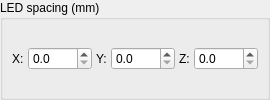
The window that ui/forms/SceneObjectSpacingPanel.ui (Wolfieeewolf/OpenRGB3DSpatialPlugin) describes before a commit, drawn with Qt 5.
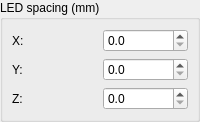
The same window after the commit.

Diff of the .ui file:
```diff
--- a/ui/forms/SceneObjectSpacingPanel.ui
+++ b/ui/forms/SceneObjectSpacingPanel.ui
@@ -25,7 +25,7 @@
      </property>
      <layout class="QGridLayout" name="spacingLayout">
       <property name="spacing">
-       <number>4</number>
+       <number>6</number>
       </property>
       <item row="0" column="0">
        <widget class="QLabel" name="spacingXCaption">
@@ -44,14 +44,14 @@
         </property>
        </widget>
       </item>
-      <item row="0" column="2">
+      <item row="1" column="0">
        <widget class="QLabel" name="spacingYCaption">
         <property name="text">
          <string>Y:</string>
         </property>
        </widget>
       </item>
-      <item row="0" column="3">
+      <item row="1" column="1">
        <widget class="QDoubleSpinBox" name="spacingYSpin">
         <property name="decimals">
          <number>1</number>
@@ -61,14 +61,14 @@
         </property>
        </widget>
       </item>
-      <item row="0" column="4">
+      <item row="2" column="0">
        <widget class="QLabel" name="spacingZCaption">
         <property name="text">
          <string>Z:</string>
         </property>
        </widget>
       </item>
-      <item row="0" column="5">
+      <item row="2" column="1">
        <widget class="QDoubleSpinBox" name="spacingZSpin">
         <property name="decimals">
          <number>1</number>
```
